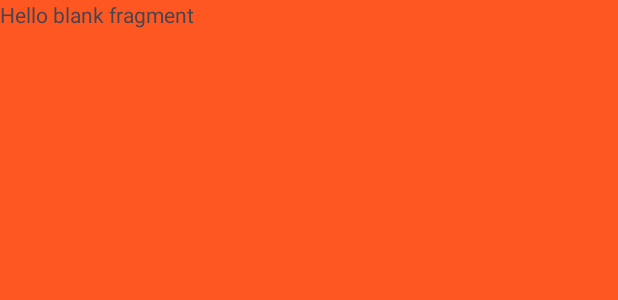
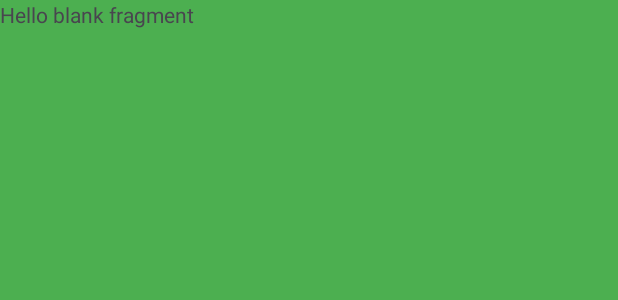
Before and after one commit to engineer-bisharat-ali/COVID-19-Tracker-App, an Android app: the layout fragment_countries_.xml on its own in the app's theme, with its tools: preview values and no code run, on a phone screen of 412 x 824 dp. Shown: the top 300 px of the screen. Run offline under Robolectric (Android 15) with nearby library versions, the phone set to English and light mode, and no system bars; Roboto replaces fonts that are not available here.

Commit message:
change color

```diff
--- a/app/src/main/res/layout/fragment_countries_.xml
+++ b/app/src/main/res/layout/fragment_countries_.xml
@@ -3,7 +3,7 @@
     xmlns:tools="http://schemas.android.com/tools"
     android:layout_width="match_parent"
     android:layout_height="match_parent"
-    android:background="#FF5722"
+    android:background="#4CAF50"
     tools:context=".Countries_Fragment">
 
     <!-- TODO: Update blank fragment layout -->
--- a/app/src/main/res/layout/fragment_home_country_.xml
+++ b/app/src/main/res/layout/fragment_home_country_.xml
@@ -3,7 +3,7 @@
     xmlns:tools="http://schemas.android.com/tools"
     android:layout_width="match_parent"
     android:layout_height="match_parent"
-    android:background="#FFEB3B"
+    android:background="#E91E63"
     tools:context=".Home_country_Fragment">
 
     <!-- TODO: Update blank fragment layout -->
```
